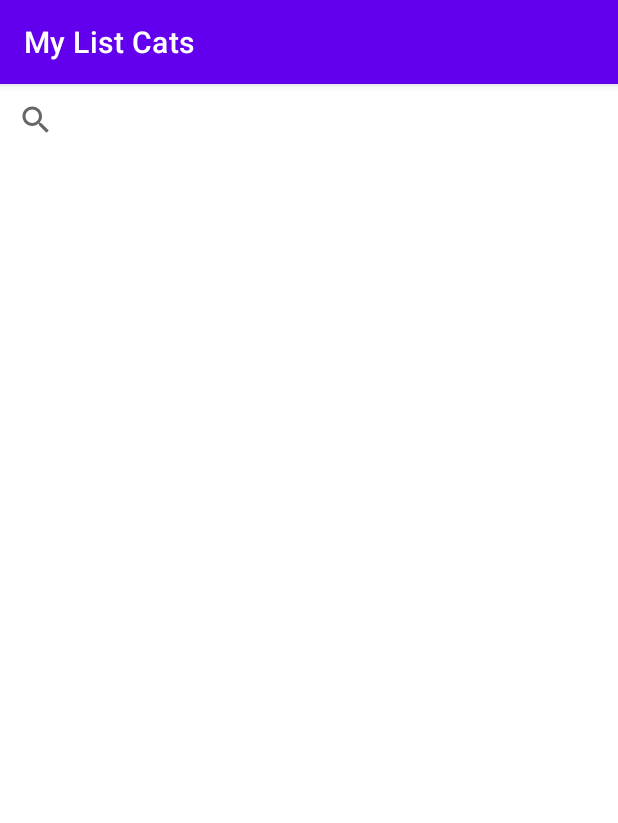
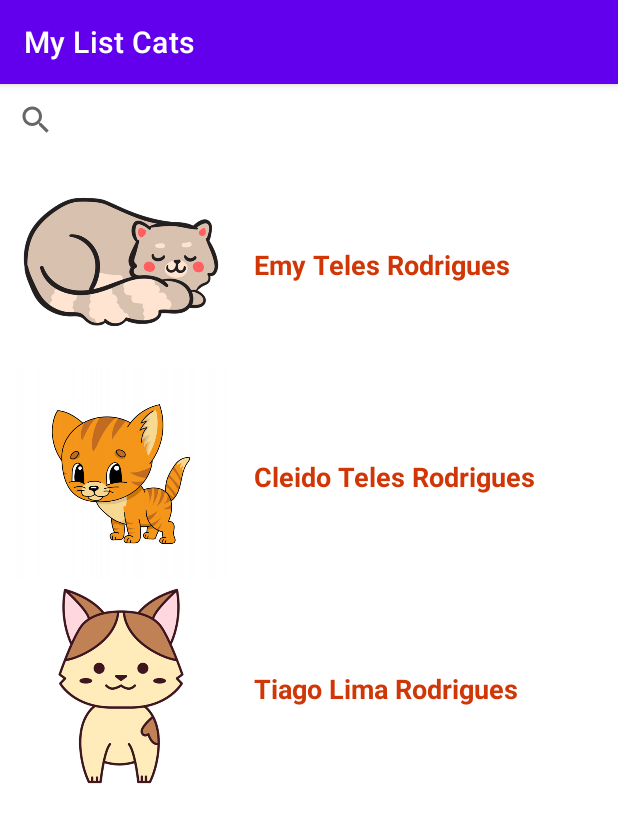
Before and after one commit to Tawane-Teles/RecyclerView-List-Cats, an Android app: the screen it shows after launch (MainActivity), on a phone screen of 412 x 824 dp. Shown: the top 823 px of the screen. Run offline under Robolectric (Android 15) with nearby library versions, the phone set to English and light mode, and no system bars; Roboto replaces fonts that are not available here.

Commit message:
Alterando Constraint e adicionando images.

```diff
--- a/app/src/main/java/com/example/mylistcats/CatsAdapter.kt
+++ b/app/src/main/java/com/example/mylistcats/CatsAdapter.kt
@@ -5,6 +5,7 @@ import android.view.View
 import android.view.ViewGroup
 import android.widget.Filter
 import android.widget.Filterable
+import android.widget.ImageView
 import android.widget.TextView
 import androidx.recyclerview.widget.RecyclerView
 import com.example.mylistcats.model.Cat
@@ -75,6 +76,9 @@ class CatsViewHolder(view: View) : RecyclerView.ViewHolder(view) {
 
         val text = itemView.findViewById<TextView>(R.id.textView)
         text.text = item.name
+
+        val image = itemView.findViewById<ImageView>(R.id.imageViewCat)
+        image.setImageDrawable(itemView.resources.getDrawable(item.image))
     }
 
 }
--- a/app/src/main/java/com/example/mylistcats/MainActivity.kt
+++ b/app/src/main/java/com/example/mylistcats/MainActivity.kt
@@ -17,9 +17,9 @@ class MainActivity : AppCompatActivity() {
         setContentView(R.layout.activity_main)
         val Cat: List<Cat> =
             listOf(
-                Cat("Emy Teles Rodrigues"),
-                Cat("Cleido Teles Rodrigues"),
-                Cat("Tiago Lima Rodrigues")
+                Cat("Emy Teles Rodrigues", R.drawable.img_cat),
+                Cat("Cleido Teles Rodrigues", R.drawable.img_cat2),
+                Cat("Tiago Lima Rodrigues", R.drawable.img_cat3)
             )
         adapterCats.item = Cat
         adapterCats.catitem = Cat
--- a/app/src/main/java/com/example/mylistcats/model/Cat.kt
+++ b/app/src/main/java/com/example/mylistcats/model/Cat.kt
@@ -1,3 +1,3 @@
 package com.example.mylistcats.model
 
-data class Cat(var name: String )
+data class Cat(var name: String, var image: Int)
--- a/app/src/main/res/layout/activity_main.xml
+++ b/app/src/main/res/layout/activity_main.xml
@@ -3,7 +3,7 @@
     xmlns:app="http://schemas.android.com/apk/res-auto"
     xmlns:tools="http://schemas.android.com/tools"
     android:layout_width="match_parent"
-    android:layout_height="wrap_content"
+    android:layout_height="match_parent"
     tools:context=".MainActivity">
 
     <SearchView
--- a/app/src/main/res/layout/item_cats.xml
+++ b/app/src/main/res/layout/item_cats.xml
@@ -6,7 +6,7 @@
     android:layout_height="wrap_content">
 
     <ImageView
-        android:id="@+id/imageView3"
+        android:id="@+id/imageViewCat"
         android:layout_width="161dp"
         android:layout_height="141dp"
         app:layout_constraintStart_toStartOf="parent"
@@ -25,6 +25,6 @@
         android:textColor="#D13706"
         android:textSize="18sp"
         android:textStyle="bold"
-        app:layout_constraintStart_toEndOf="@+id/imageView3"
+        app:layout_constraintStart_toEndOf="@+id/imageViewCat"
         app:layout_constraintTop_toTopOf="parent" />
 </androidx.constraintlayout.widget.ConstraintLayout>
```
Also changed, not shown: app/src/main/res/drawable-v24/img_cat3.png (added).
